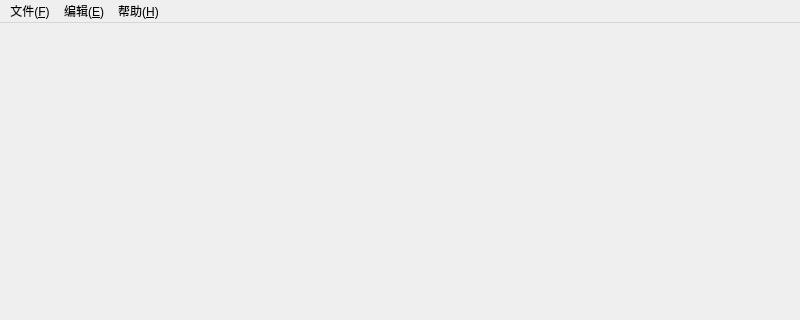
Old version of the form mainwindow.ui in the repository LeafKwei/PngPacker; both pictures show x 0 to 800 and y 0 to 320 of the 800 by 600 pixel window.
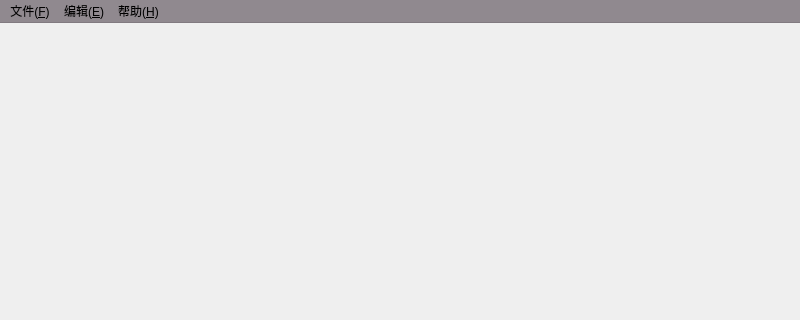
New version of the form. Icons and pictures are not drawn.

```diff
--- a/mainwindow.ui
+++ b/mainwindow.ui
@@ -27,6 +27,52 @@
      <height>25</height>
     </rect>
    </property>
+   <property name="palette">
+    <palette>
+     <active>
+      <colorrole role="Window">
+       <brush brushstyle="SolidPattern">
+        <color alpha="255">
+         <red>144</red>
+         <green>137</green>
+         <blue>143</blue>
+        </color>
+       </brush>
+      </colorrole>
+     </active>
+     <inactive>
+      <colorrole role="Window">
+       <brush brushstyle="SolidPattern">
+        <color alpha="255">
+         <red>144</red>
+         <green>137</green>
+         <blue>143</blue>
+        </color>
+       </brush>
+      </colorrole>
+     </inactive>
+     <disabled>
+      <colorrole role="Base">
+       <brush brushstyle="SolidPattern">
+        <color alpha="255">
+         <red>144</red>
+         <green>137</green>
+         <blue>143</blue>
+        </color>
+       </brush>
+      </colorrole>
+      <colorrole role="Window">
+       <brush brushstyle="SolidPattern">
+        <color alpha="255">
+         <red>144</red>
+         <green>137</green>
+         <blue>143</blue>
+        </color>
+       </brush>
+      </colorrole>
+     </disabled>
+    </palette>
+   </property>
    <widget class="QMenu" name="menu_file">
     <property name="title">
      <string>文件(&amp;F)</string>
```
